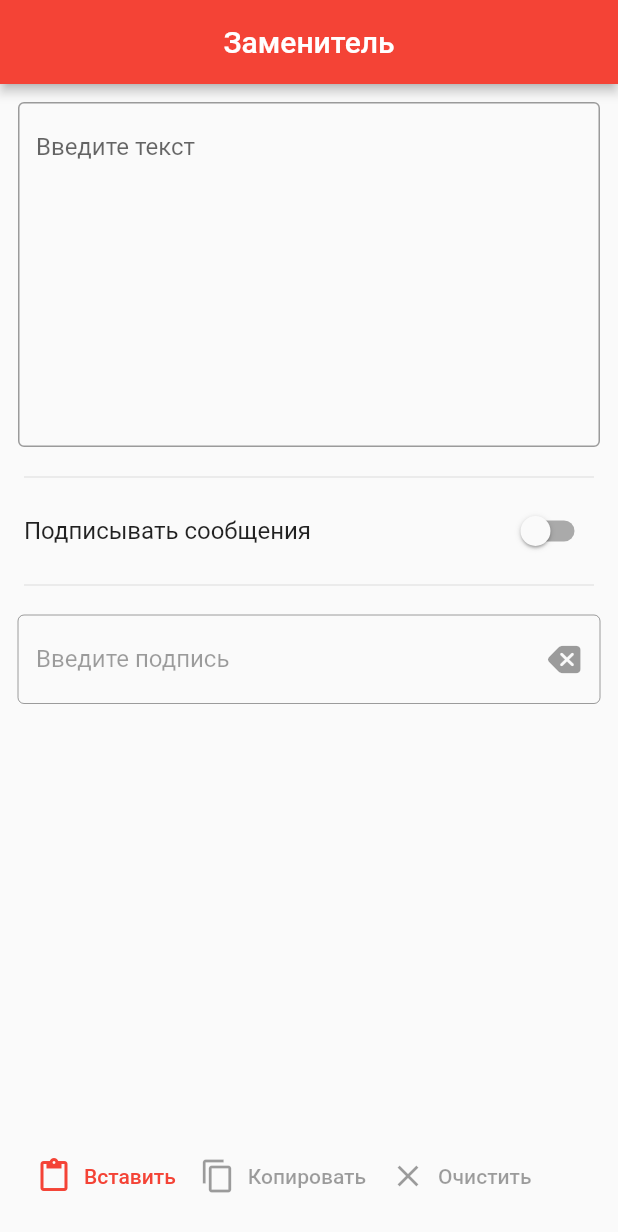
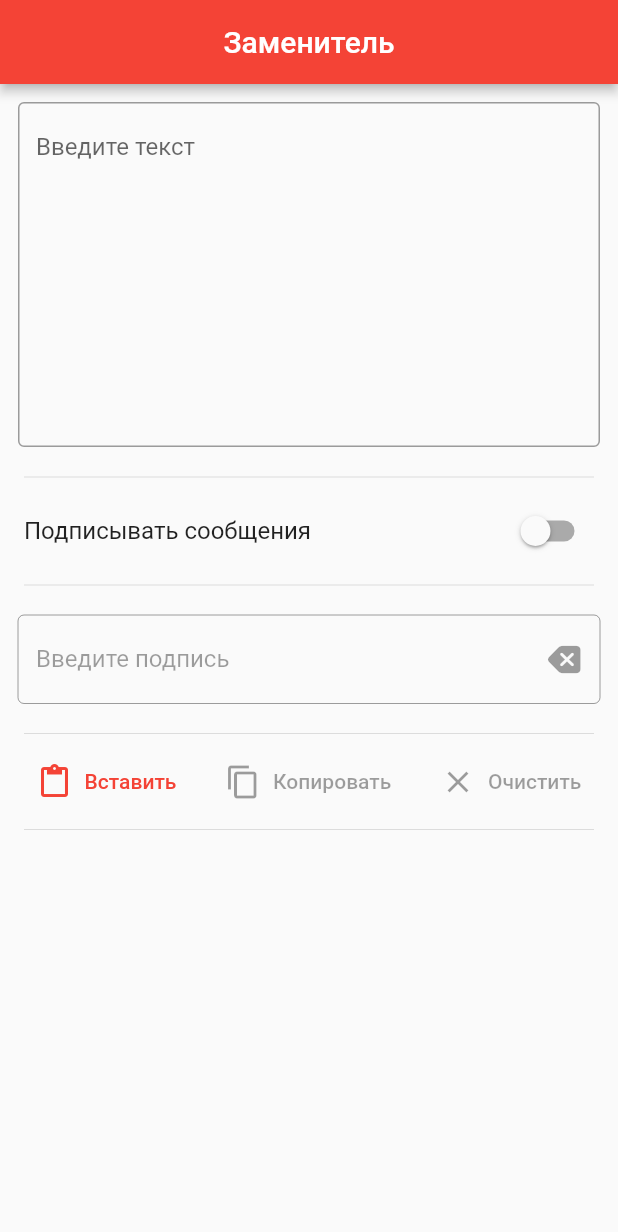
Before and after one commit to JMApps/replacer, a Flutter app: the screen it shows after launch, after a tap on "Вставить", on a phone screen of 412 x 824 dp. Shown: the top 1232 px of the screen. Run offline on Flutter 3.47's test engine with Material 2 defaults, Android fonts, the phone set to English and light mode, and no system bars; missing offline and left inert: clipboard.

Commit message:
Added copy and paste's

```diff
--- a/lib/pages/main_page.dart
+++ b/lib/pages/main_page.dart
@@ -23,22 +23,23 @@ class MainPage extends StatelessWidget {
       ),
       body: Scrollbar(
         child: ListView(
-          children: const [
-            MainContentTextField(),
-            Divider(indent: 16, endIndent: 16),
-            SwitchSignContent(),
-            Divider(indent: 16, endIndent: 16),
-            SignContentTextField(),
-          ],
-        ),
-      ),
-      bottomNavigationBar: Container(
-        padding: const EdgeInsets.all(16),
-        child: Row(
-          children: const [
-            PasteTextButton(),
-            CopyTextButton(),
-            ClearTextButton(),
+          children: [
+            const MainContentTextField(),
+            const Divider(indent: 16, endIndent: 16),
+            const SwitchSignContent(),
+            const Divider(indent: 16, endIndent: 16),
+            const SignContentTextField(),
+            const Divider(indent: 16, endIndent: 16),
+            Row(
+              mainAxisAlignment: MainAxisAlignment.spaceEvenly,
+              crossAxisAlignment: CrossAxisAlignment.center,
+              children: const [
+                PasteTextButton(),
+                CopyTextButton(),
+                ClearTextButton(),
+              ],
+            ),
+            const Divider(indent: 16, endIndent: 16),
           ],
         ),
       ),
--- a/lib/widgets/copy_text_button.dart
+++ b/lib/widgets/copy_text_button.dart
@@ -1,6 +1,9 @@
+import 'package:clipboard/clipboard.dart';
 import 'package:flutter/material.dart';
 import 'package:provider/provider.dart';
 import 'package:replacer/provider/main_content_text_field_state.dart';
+import 'package:replacer/provider/sign_content_text_field_state.dart';
+import 'package:replacer/provider/switch_sign_button_state.dart';
 
 class CopyTextButton extends StatelessWidget {
   const CopyTextButton({Key? key}) : super(key: key);
@@ -11,6 +14,11 @@ class CopyTextButton extends StatelessWidget {
       label: const Text('Копировать'),
       icon: const Icon(Icons.copy),
         onPressed: context.watch<MainContentTextFieldState>().getMainContentInputText.isNotEmpty ? () {
+          context.read<SwitchSignButtonState>().getButtonState &&
+              context.read<SignContentTextFieldState>().getSignContentInputText.isNotEmpty ?
+          FlutterClipboard.copy('${context.read<MainContentTextFieldState>().getMainContentInputText}\n\n'
+              '${context.read<SignContentTextFieldState>().getSignContentInputText}') :
+          FlutterClipboard.copy(context.read<MainContentTextFieldState>().getMainContentInputText);
         } : null
     );
   }
--- a/lib/widgets/main_context_text_filed.dart
+++ b/lib/widgets/main_context_text_filed.dart
@@ -11,6 +11,7 @@ class MainContentTextField extends StatelessWidget {
       padding: const EdgeInsets.all(12),
       child: Scrollbar(
         child: TextField(
+          textInputAction: TextInputAction.done,
           controller: context.watch<MainContentTextFieldState>().getMainContentInputTextController,
           minLines: 10,
           maxLines: 15,
--- a/lib/widgets/paste_text_button.dart
+++ b/lib/widgets/paste_text_button.dart
@@ -1,4 +1,7 @@
+import 'package:clipboard/clipboard.dart';
 import 'package:flutter/material.dart';
+import 'package:provider/provider.dart';
+import 'package:replacer/provider/main_content_text_field_state.dart';
 
 class PasteTextButton extends StatelessWidget {
   const PasteTextButton({Key? key}) : super(key: key);
@@ -8,7 +11,12 @@ class PasteTextButton extends StatelessWidget {
     return TextButton.icon(
       label: const Text('Вставить'),
       icon: const Icon(Icons.paste),
-      onPressed: () {},
+      onPressed: () {
+        FlutterClipboard.paste().then((value) {
+          context.read<MainContentTextFieldState>().updateMainContentInputText(value);
+          context.read<MainContentTextFieldState>().getMainContentInputTextController.text = value;
+        });
+      },
     );
   }
 }
--- a/lib/widgets/sign_context_text_filed.dart
+++ b/lib/widgets/sign_context_text_filed.dart
@@ -12,6 +12,7 @@ class SignContentTextField extends StatelessWidget {
     return Padding(
       padding: const EdgeInsets.all(12),
       child: TextField(
+        textInputAction: TextInputAction.done,
         controller: context.watch<SignContentTextFieldState>().getSignContentInputTextController,
         enabled: context.watch<SwitchSignButtonState>().getButtonState,
         decoration: InputDecoration(
```
